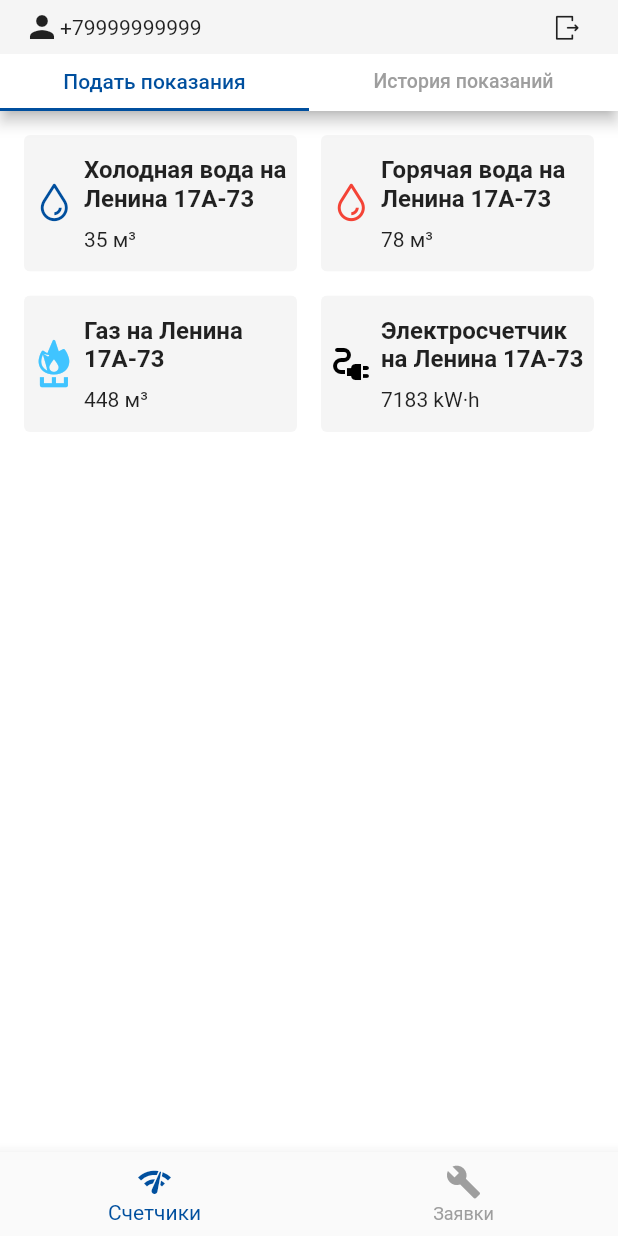
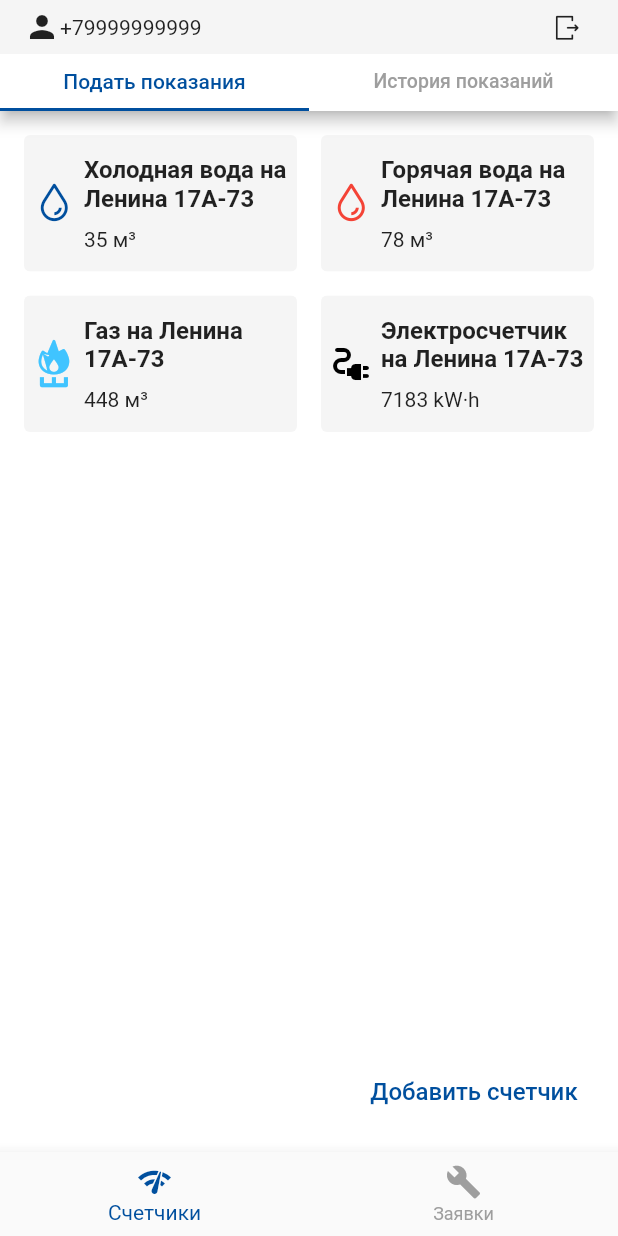
Before and after one commit to vrg18/housing, a Flutter app: the screen it shows after launch, after a tap on "Демо-режим", on a phone screen of 412 x 824 dp. Run offline on Flutter 3.47's test engine with Material 2 defaults, Android fonts, the phone set to English and light mode, and no system bars; our stand-ins replace dio, flutter_countdown_timer, flutter_dotenv, flutter_keyboard_visibility, pretty_dio_logger; generated files the repository leaves out were written again.

Commit message:
add counter button

```diff
--- a/lib/data/res/mocks.dart
+++ b/lib/data/res/mocks.dart
@@ -6,8 +6,8 @@ import 'package:housing/domain/counter_type.dart';
 /// Моковые данные для демо-режима
 
 // Тестовый телефон
-final String testPhone = '+79626320003';
-//final String testPhone = '';
+//final String testPhone = '+79626320003';
+final String testPhone = '';
 
 // Демо-клиент
 final Client demoClient = Client(
--- a/lib/ui/res/strings.dart
+++ b/lib/ui/res/strings.dart
@@ -24,5 +24,6 @@ const String supplyCountersLabel = 'Подать показания';
 const String historyCountersLabel = 'История показаний';
 const String createRequestsLabel = 'Создать заявку';
 const String historyRequestsLabel = 'История заявок';
+const String addCounterLabel = 'Добавить счетчик';
 
 const String logoPicture = 'res/logo_400x280.png';
--- a/lib/ui/res/theme.dart
+++ b/lib/ui/res/theme.dart
@@ -20,4 +20,11 @@ final mainTheme = ThemeData(
       minimumSize: Size.fromHeight(heightOfButtonsAndTextFields),
     ),
   ),
+  elevatedButtonTheme: ElevatedButtonThemeData(
+    style: ElevatedButton.styleFrom(
+      primary: Colors.white,
+      onPrimary: basicBlue,
+      minimumSize: Size.fromHeight(heightOfButtonsAndTextFields),
+    ),
+  ),
 );
--- a/lib/ui/screen/counters_manager.dart
+++ b/lib/ui/screen/counters_manager.dart
@@ -1,7 +1,9 @@
 import 'package:flutter/material.dart';
+import 'package:housing/data/provider/is_web.dart';
 import 'package:housing/data/service/counter_service.dart';
 import 'package:housing/ui/res/colors.dart';
 import 'package:housing/ui/res/strings.dart';
+import 'package:housing/ui/res/styles.dart';
 import 'package:housing/ui/screen/counters_history.dart';
 import 'package:housing/ui/screen/counters_supply.dart';
 import 'package:housing/ui/widget/custom_tab_bar.dart';
@@ -52,7 +54,14 @@ class _CountersManagerState extends State<CountersManager> with SingleTickerProv
               : LoginProgressIndicator(basicBlue);
         },
       ),
-      floatingActionButton: SizedBox.shrink(),
+      floatingActionButton: SizedBox(
+        width: 160,
+        child: TextButton(
+          child: Text(addCounterLabel, style: buttonLabelStyle),
+          style: context.read<Web>().isWeb ? bigWhiteButtonStyle : smallerWhiteButtonStyle,
+          onPressed: () => {},
+        ),
+      ),
       floatingActionButtonLocation: FloatingActionButtonLocation.endFloat,
     );
   }
--- a/lib/ui/widget/login_second.dart
+++ b/lib/ui/widget/login_second.dart
@@ -99,7 +99,7 @@ class _LoginSecondState extends State<LoginSecond> {
                 setState(() {
                   _isIntroduced = true;
                 });
-              } else if (text.length > 6) {
+              } else if (text.length > pinCodeLength) {
                 _passwordController.text = _passwordController.text.substring(0, pinCodeLength);
                 _passwordController.selection = TextSelection.fromPosition(TextPosition(offset: pinCodeLength));
               } else {
```
Also changed, not shown: lib/ui/res/styles.dart (+7 -0 lines).
